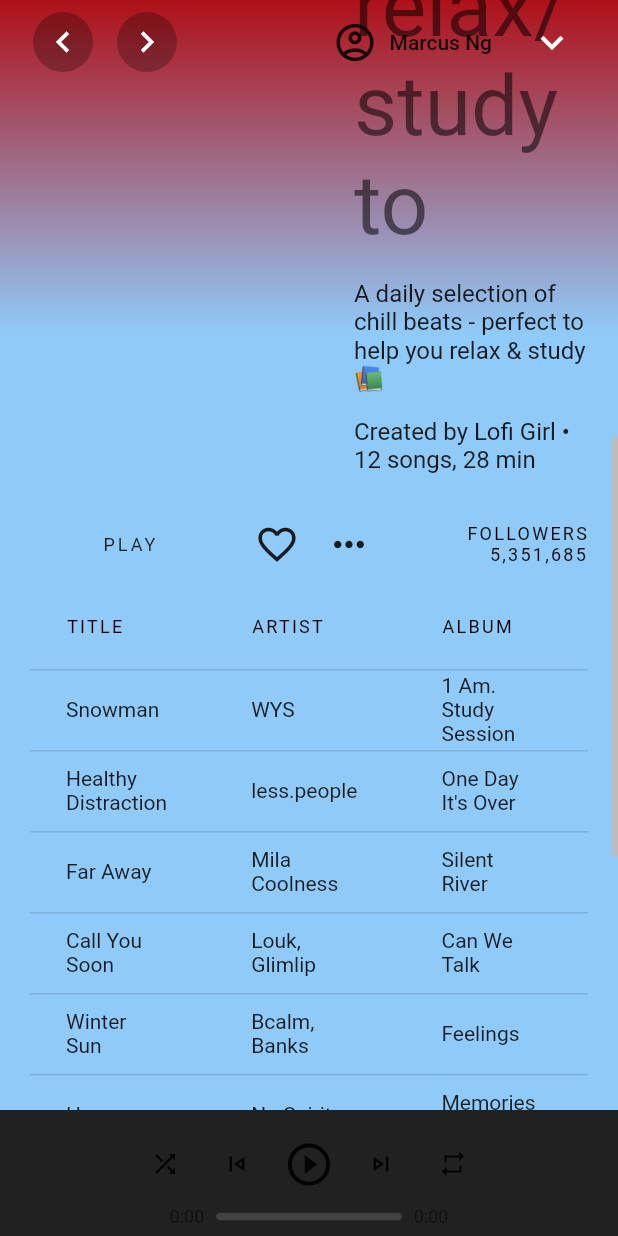
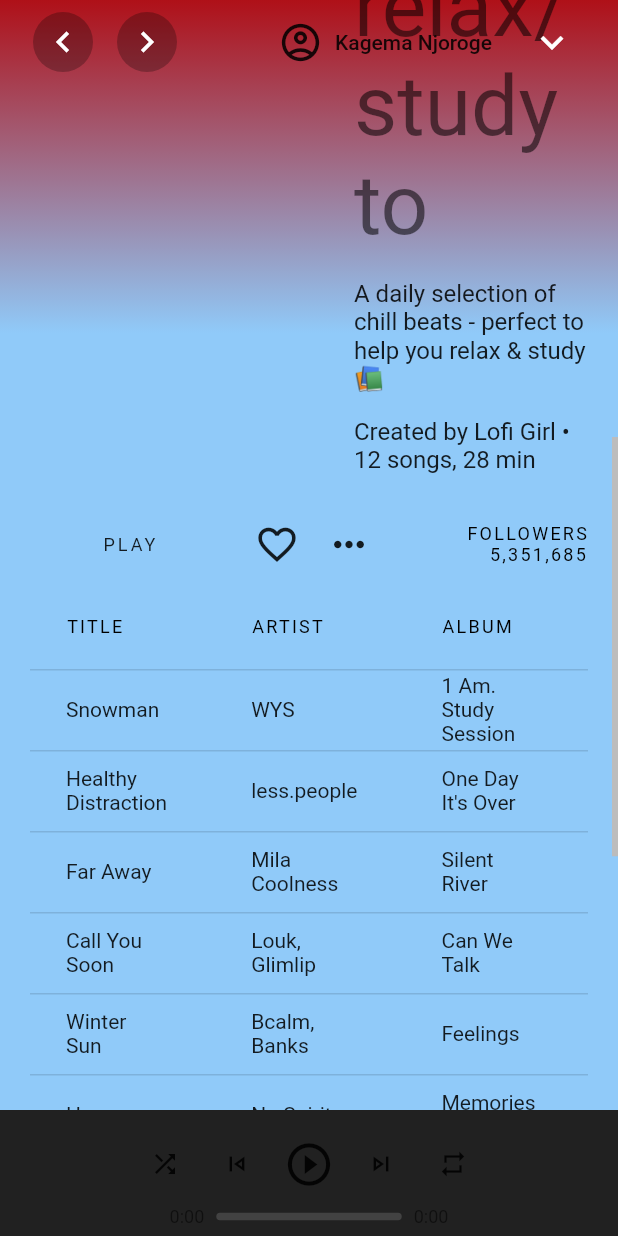
Before and after one commit to jemo662/flutter_spotify_ui, a Flutter app: the screen it shows after launch, scrolled down 576 dp, on a phone screen of 412 x 824 dp. Run offline on Flutter 3.47's test engine with Material 2 defaults, Android fonts, the phone set to English and light mode, and no system bars; missing offline and left inert: desktop_window.

Commit message:
Remove deprecated API

```diff
--- a/lib/screens/playlist_screen.dart
+++ b/lib/screens/playlist_screen.dart
@@ -74,14 +74,14 @@ class _PlaylistScreenState extends State<PlaylistScreen> {
         actions: [
           TextButton.icon(
             style: TextButton.styleFrom(
-              primary: Theme.of(context).iconTheme.color,
+              foregroundColor: Theme.of(context).iconTheme.color,
             ),
             onPressed: () {},
             icon: const Icon(
               Icons.account_circle_outlined,
               size: 30.0,
             ),
-            label: const Text('Marcus Ng'),
+            label: const Text('Kagema Njoroge'),
           ),
           const SizedBox(width: 8.0),
           IconButton(
--- a/lib/widgets/side_menu.dart
+++ b/lib/widgets/side_menu.dart
@@ -67,7 +67,7 @@ class _SideMenuIconTab extends StatelessWidget {
       ),
       title: Text(
         title,
-        style: Theme.of(context).textTheme.bodyText1,
+        style: Theme.of(context).textTheme.bodyLarge,
         overflow: TextOverflow.ellipsis,
       ),
       onTap: onTap,
--- a/lib/widgets/tracks_list.dart
+++ b/lib/widgets/tracks_list.dart
@@ -15,8 +15,8 @@ class TracksList extends StatelessWidget {
   Widget build(BuildContext context) {
     return DataTable(
       headingTextStyle:
-          Theme.of(context).textTheme.overline!.copyWith(fontSize: 12.0),
-      dataRowHeight: 54.0,
+          Theme.of(context).textTheme.labelSmall!.copyWith(fontSize: 12.0),
+      dataRowMaxHeight: 54.0,
       showCheckboxColumn: false,
       columns: const [
         DataColumn(label: Text('TITLE')),
```
